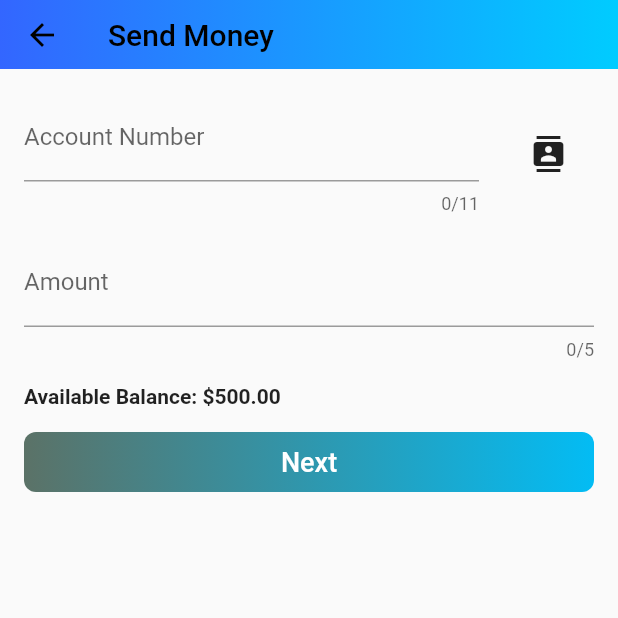
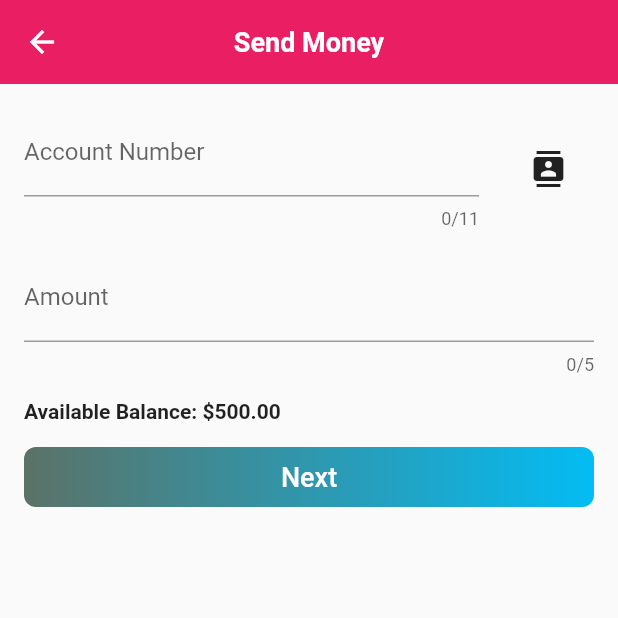
Before and after one commit to Nahidjc/tcash-app, a Flutter app: the PaymentPage screen opened by its route, after a tap on the "arrow back" icon, after a tap on "Send Money", on a phone screen of 412 x 824 dp, the top half of it. Run offline on Flutter 3.47's test engine with Material 2 defaults, Android fonts, the phone set to English and light mode, and no system bars; our stand-ins replace flutter_spinkit, image_picker; missing offline and left inert: fluttercontactpicker, qr_code_scanner; network calls fail.

Commit message:
app bar issue solved

```diff
--- a/lib/pages/payment_page.dart
+++ b/lib/pages/payment_page.dart
@@ -1,5 +1,6 @@
 import 'package:flutter/material.dart';
 import 'package:rnd_flutter_app/routes/app_routes.dart';
+import 'package:rnd_flutter_app/widgets/custom_appbar.dart';
 
 class PaymentPage extends StatefulWidget {
   final String? marchantAccount;
@@ -25,20 +26,15 @@ class _PaymentPageState extends State<PaymentPage> {
   @override
   Widget build(BuildContext context) {
     return Scaffold(
-      appBar: AppBar(
-        backgroundColor: const Color.fromARGB(255, 3, 128, 121),
-        leading: IconButton(
-          icon: const Icon(Icons.arrow_back),
-          onPressed: () {
-            Navigator.pushReplacementNamed(context, AppRoutes.home);
-          },
+      appBar: const CustomAppBar(
+          content: Text(
+        "Marchant Payment",
+        style: TextStyle(
+          fontSize: 18,
+          fontWeight: FontWeight.bold,
+          color: Colors.white,
         ),
-        title: const Text(
-          'Marchant Payment',
-          textAlign: TextAlign.center,
-        ),
-        centerTitle: true,
-      ),
+      )),
       body: Padding(
         padding: const EdgeInsets.all(26.0),
         child: Column(
--- a/lib/pages/send_money.dart
+++ b/lib/pages/send_money.dart
@@ -64,7 +64,15 @@ class _SendMoneyPageState extends State<SendMoneyPage> {
   @override
   Widget build(BuildContext context) {
     return Scaffold(
-      appBar: const CustomAppBar(content: Text("Send Money")),
+      appBar: const CustomAppBar(
+          content: Text(
+        "Send Money",
+        style: TextStyle(
+          fontSize: 18,
+          fontWeight: FontWeight.bold,
+          color: Colors.white,
+        ),
+      )),
       body: Container(
         padding: const EdgeInsets.all(16.0),
         child: Form(
--- a/lib/widgets/custom_appbar.dart
+++ b/lib/widgets/custom_appbar.dart
@@ -2,7 +2,7 @@ import 'package:flutter/material.dart';
 import 'package:rnd_flutter_app/routes/app_routes.dart';
 
 class CustomAppBar extends StatelessWidget implements PreferredSizeWidget {
-  final double appBarHeight = 46.0;
+  final double appBarHeight = 56.0;
   final Widget content;
 
   const CustomAppBar({required this.content});
@@ -14,18 +14,12 @@ class CustomAppBar extends StatelessWidget implements PreferredSizeWidget {
   Widget build(BuildContext context) {
     return Container(
       decoration: const BoxDecoration(
-        gradient: LinearGradient(
-          colors: [
-            Color(0xFF3366FF),
-            Color(0xFF00CCFF),
-          ],
-          begin: Alignment.centerLeft,
-          end: Alignment.centerRight,
-        ),
+        color: Colors.pink
       ),
       child: AppBar(
+
         leading: IconButton(
-          icon: const Icon(Icons.arrow_back),
+          icon: const Icon(Icons.arrow_back, color: Colors.white),
           onPressed: () {
             Navigator.pushReplacementNamed(context, AppRoutes.home);
           },
@@ -33,6 +27,7 @@ class CustomAppBar extends StatelessWidget implements PreferredSizeWidget {
         backgroundColor: Colors.transparent,
         elevation: 0.0,
         title: content,
+        centerTitle: true,
       ),
     );
   }
--- a/lib/widgets/home_appbar.dart
+++ b/lib/widgets/home_appbar.dart
@@ -73,6 +73,8 @@ class _MyAppBarState extends State<MyAppBar>
   @override
   Widget build(BuildContext context) {
     return AppBar(
+      automaticallyImplyLeading: false,
+      leading: null,
       toolbarHeight: 70.0,
       flexibleSpace: Container(
         decoration: BoxDecoration(
```
